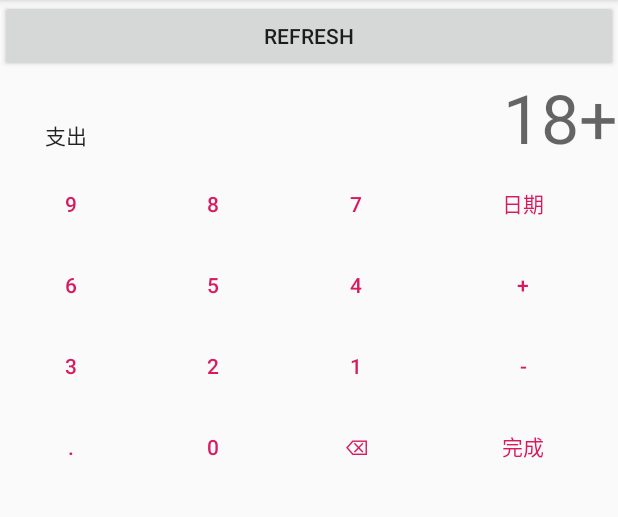
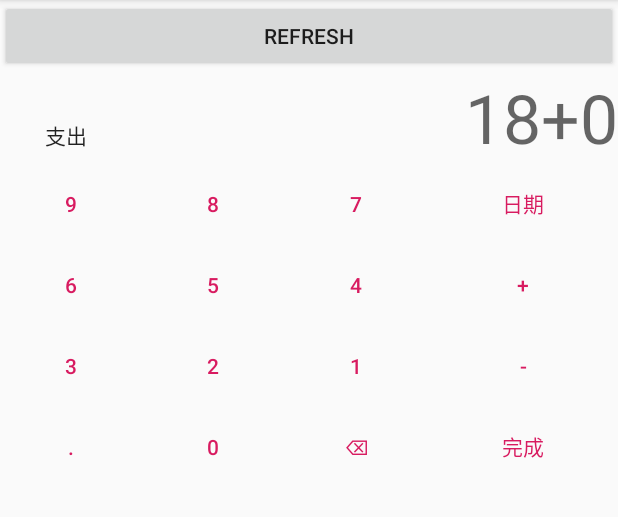
Before and after one commit to w-mj/DingDongZhangfang, an Android app: the screen it shows after launch (WMJActivity), on a phone screen of 412 x 824 dp, the part 84-601 px from its top. Run offline under Robolectric (Android 15) with nearby library versions, the phone set to English and light mode, and no system bars; our stand-ins replace data binding; libraries missing offline, so code that uses them is left out: org.kodein.di; 3 statements that could not run were skipped.

Commit message:
bind a int

```diff
--- a/app/src/main/java/com/dingdonginc/zhangfang/viewmodels/DigitalKeyboardViewModel.kt
+++ b/app/src/main/java/com/dingdonginc/zhangfang/viewmodels/DigitalKeyboardViewModel.kt
@@ -3,15 +3,21 @@ package com.dingdonginc.zhangfang.viewmodels
 import android.util.Log
 import android.view.View
 import android.widget.Button
+import androidx.databinding.ObservableInt
 import androidx.lifecycle.ViewModel
 
 class DigitalKeyboardViewModel: ViewModel() {
-    val currentInput = "100"
+    val currentInput = ObservableInt()
     val sum = 0
+
+    init {
+        currentInput.set(0)
+    }
 
     fun onDigitalKeyClick(view: View) {
         val b: Button = view as Button
         Log.i("digit click", b.text.toString())
+        currentInput.set(currentInput.get() + 1)
     }
 
 }
--- a/app/src/main/res/layout/digital_keyboard.xml
+++ b/app/src/main/res/layout/digital_keyboard.xml
@@ -38,7 +38,7 @@
         <TextView
                 android:layout_height="wrap_content"
                 android:layout_width="wrap_content"
-                android:text="@{vm.currentInput}"
+                android:text="@{Integer.toString(vm.currentInput)}"
                 android:textAppearance="@style/TextAppearance.AppCompat.Display2"
         />
     </LinearLayout>
@@ -49,28 +49,27 @@
             android:layout_width="match_parent"
     >
         <TableRow>
-            <Button android:text="9" android:layout_weight="1" style="?android:attr/buttonBarButtonStyle"
-                    android:onClick="@{vm::onDigitalKeyClick}"/>
-            <Button android:text="8" android:layout_weight="1" style="?android:attr/buttonBarButtonStyle"/>
-            <Button android:text="7" android:layout_weight="1" style="?android:attr/buttonBarButtonStyle"/>
+            <Button android:text="9" android:layout_weight="1" style="?android:attr/buttonBarButtonStyle" android:onClick="@{vm::onDigitalKeyClick}"/>
+            <Button android:text="8" android:layout_weight="1" style="?android:attr/buttonBarButtonStyle" android:onClick="@{vm::onDigitalKeyClick}"/>
+            <Button android:text="7" android:layout_weight="1" style="?android:attr/buttonBarButtonStyle" android:onClick="@{vm::onDigitalKeyClick}"/>
             <Button android:text="日期" android:layout_weight="2" style="?android:attr/buttonBarButtonStyle"/>
         </TableRow>
         <TableRow>
-            <Button android:text="6" android:layout_weight="1" style="?android:attr/buttonBarButtonStyle"/>
-            <Button android:text="5" android:layout_weight="1" style="?android:attr/buttonBarButtonStyle"/>
-            <Button android:text="4" android:layout_weight="1" style="?android:attr/buttonBarButtonStyle"/>
+            <Button android:text="6" android:layout_weight="1" style="?android:attr/buttonBarButtonStyle" android:onClick="@{vm::onDigitalKeyClick}"/>
+            <Button android:text="5" android:layout_weight="1" style="?android:attr/buttonBarButtonStyle" android:onClick="@{vm::onDigitalKeyClick}"/>
+            <Button android:text="4" android:layout_weight="1" style="?android:attr/buttonBarButtonStyle" android:onClick="@{vm::onDigitalKeyClick}"/>
             <Button android:text="+" android:layout_weight="2" style="?android:attr/buttonBarButtonStyle"/>
         </TableRow>
         <TableRow>
-            <Button android:text="3" android:layout_weight="1" style="?android:attr/buttonBarButtonStyle"/>
-            <Button android:text="2" android:layout_weight="1" style="?android:attr/buttonBarButtonStyle"/>
-            <Button android:text="1" android:layout_weight="1" style="?android:attr/buttonBarButtonStyle"/>
+            <Button android:text="3" android:layout_weight="1" style="?android:attr/buttonBarButtonStyle" android:onClick="@{vm::onDigitalKeyClick}"/>
+            <Button android:text="2" android:layout_weight="1" style="?android:attr/buttonBarButtonStyle" android:onClick="@{vm::onDigitalKeyClick}"/>
+            <Button android:text="1" android:layout_weight="1" style="?android:attr/buttonBarButtonStyle" android:onClick="@{vm::onDigitalKeyClick}"/>
             <Button android:text="-" android:layout_weight="2" style="?android:attr/buttonBarButtonStyle"/>
         </TableRow>
         <TableRow>
-            <Button android:text="." android:layout_weight="1" style="?android:attr/buttonBarButtonStyle"/>
-            <Button android:text="0" android:layout_weight="1" style="?android:attr/buttonBarButtonStyle"/>
-            <Button android:text="⌫" android:layout_weight="1" style="?android:attr/buttonBarButtonStyle"/>
+            <Button android:text="." android:layout_weight="1" style="?android:attr/buttonBarButtonStyle" android:onClick="@{vm::onDigitalKeyClick}"/>
+            <Button android:text="0" android:layout_weight="1" style="?android:attr/buttonBarButtonStyle" android:onClick="@{vm::onDigitalKeyClick}"/>
+            <Button android:text="⌫" android:layout_weight="1" style="?android:attr/buttonBarButtonStyle" android:onClick="@{vm::onDigitalKeyClick}"/>
             <Button android:text="完成" android:layout_weight="2" style="?android:attr/buttonBarButtonStyle"/>
         </TableRow>
     </TableLayout>
```
